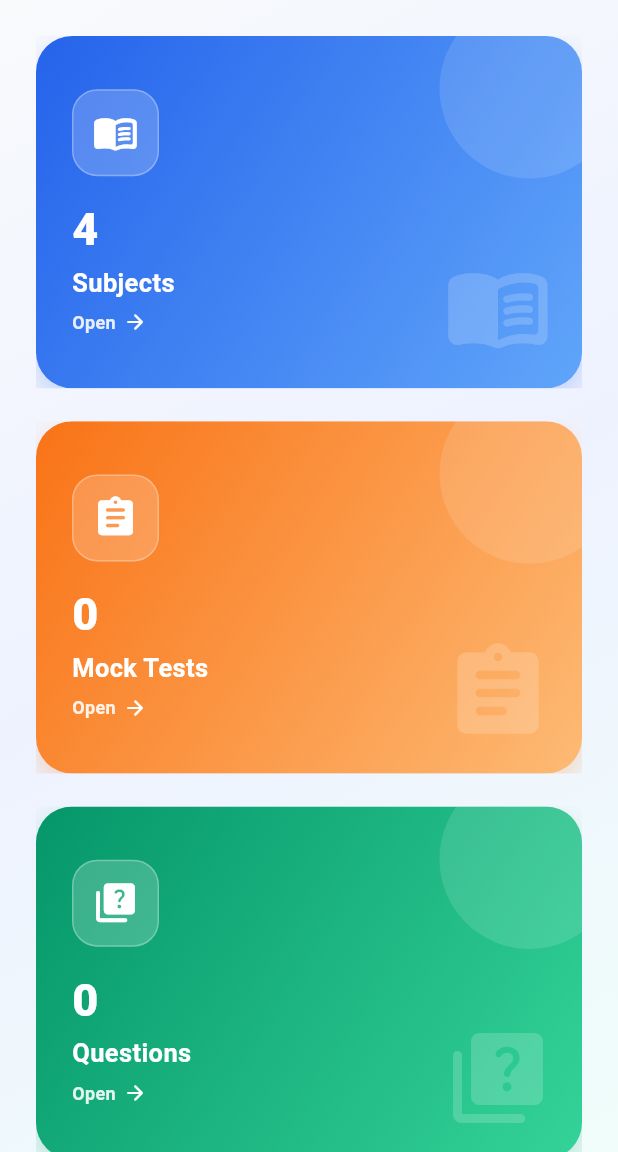
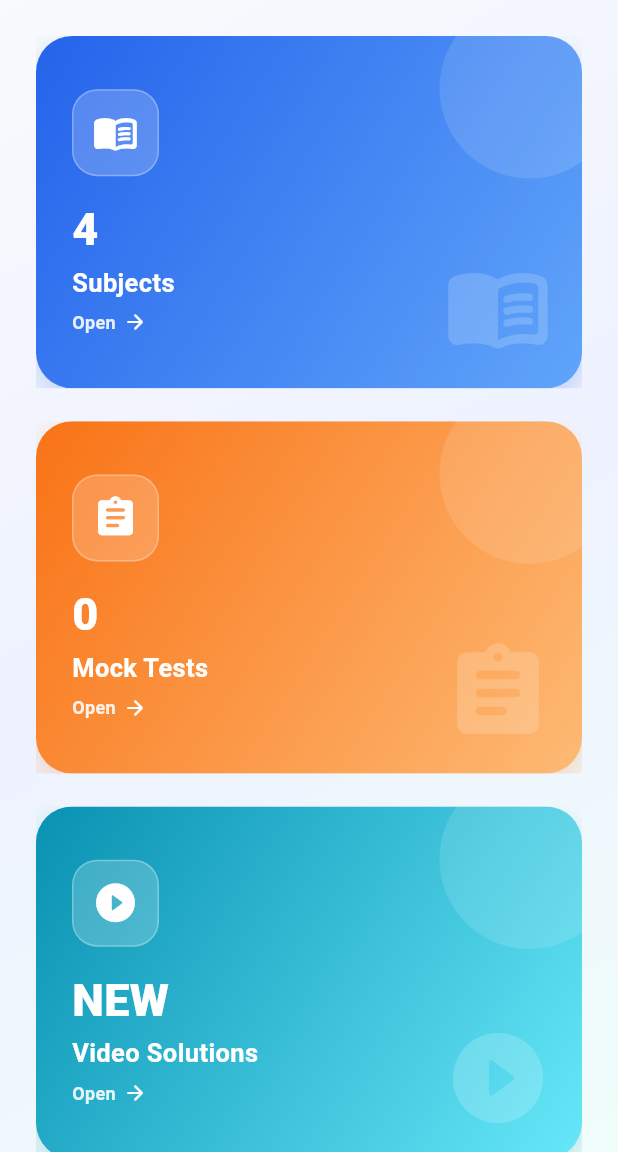
Before and after one commit to thegkexpert662-afk/arank-india-admin, a Flutter app: the DashboardScreen screen opened directly, on a phone screen of 412 x 824 dp, the part 84-1236 px from its top. Run offline on Flutter 3.47's test engine with Material 3 defaults, Android fonts, the phone set to English and light mode, and no system bars; our stand-ins replace cloud_firestore, file_picker, firebase_auth, firebase_core, firebase_storage; missing offline and left inert: spreadsheet_decoder; accounts and stored records are empty; network calls fail.

Commit message:
Add Video Solutions to Admin dashboard

```diff
--- a/lib/screens/dashboard/dashboard_screen.dart
+++ b/lib/screens/dashboard/dashboard_screen.dart
@@ -13,6 +13,7 @@ import 'current_affairs_screen.dart';
 import 'achievements_screen.dart';
 import 'contact_settings_screen.dart';
 import 'app_configuration_screen.dart';
+import 'video_solutions_screen.dart';
 import '../users/users_screen.dart';
 
 class DashboardScreen extends StatelessWidget {
@@ -23,6 +24,7 @@ class DashboardScreen extends StatelessWidget {
     final cards = <DashboardCardData>[
       DashboardCardData(title: 'Subjects', count: '4', icon: Icons.menu_book_rounded, colors: const [Color(0xff2563EB), Color(0xff60A5FA)], onTap: () => _open(context, const SubjectScreen())),
       DashboardCardData(title: 'Mock Tests', count: '0', icon: Icons.assignment_rounded, colors: const [Color(0xffF97316), Color(0xffFDBA74)], onTap: () => _open(context, MockTestListScreen())),
+      DashboardCardData(title: 'Video Solutions', count: 'NEW', icon: Icons.play_circle_fill_rounded, colors: const [Color(0xff0891B2), Color(0xff67E8F9)], onTap: () => _open(context, const VideoSolutionsScreen())),
       DashboardCardData(title: 'Questions', count: '0', icon: Icons.quiz_rounded, colors: const [Color(0xff059669), Color(0xff34D399)], onTap: () => _open(context, const QuestionScreen())),
       DashboardCardData(title: 'Users', count: '0', icon: Icons.people_alt_rounded, colors: const [Color(0xff7C3AED), Color(0xffA78BFA)], onTap: () => _open(context, const UsersScreen())),
       DashboardCardData(title: 'Continue Learning', count: '0', icon: Icons.play_lesson_rounded, colors: const [Color(0xff0891B2), Color(0xff67E8F9)], onTap: () => _open(context, const ContinueLearningScreen())),
@@ -35,6 +37,7 @@ class DashboardScreen extends StatelessWidget {
         ListTile(leading: const Icon(Icons.dashboard), title: const Text('Dashboard'), onTap: () => Navigator.pop(context)),
         ListTile(leading: const Icon(Icons.app_settings_alt_outlined), title: const Text('Create Student App / App Configuration'), onTap: () => _open(context, const AppConfigurationScreen())),
         ListTile(leading: const Icon(Icons.campaign), title: const Text('Home Banner'), onTap: () => _open(context, const HomeBannerScreen())),
+        ListTile(leading: const Icon(Icons.play_circle_fill_rounded), title: const Text('Video Solutions'), onTap: () => _open(context, const VideoSolutionsScreen())),
         ListTile(leading: const Icon(Icons.play_lesson), title: const Text('Continue Learning'), onTap: () => _open(context, const ContinueLearningScreen())),
         ListTile(leading: const Icon(Icons.newspaper_rounded), title: const Text('Current Affairs'), onTap: () => _open(context, const CurrentAffairsScreen())),
         ListTile(leading: const Icon(Icons.emoji_events), title: const Text('Achievements'), onTap: () => _open(context, const AchievementsScreen())),
```
